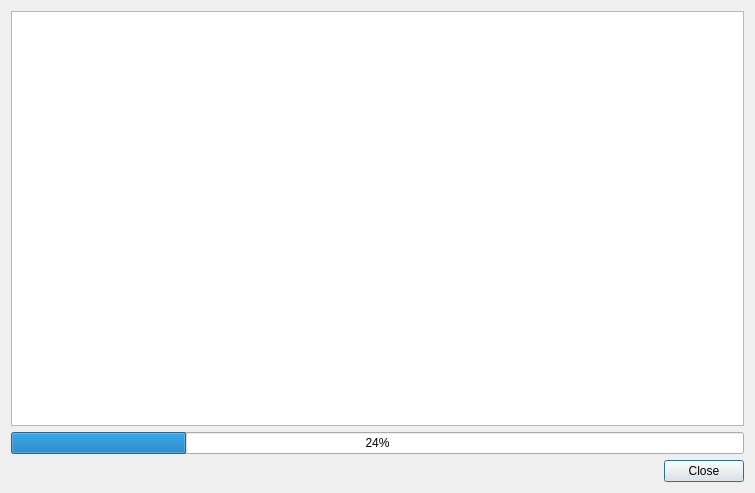
Before: the Qt Designer form GeoDanmarkChecker/ui/progressdialog.ui in gitter-badger/qgis-GeoDanmarkCheck, drawn with Qt 5.
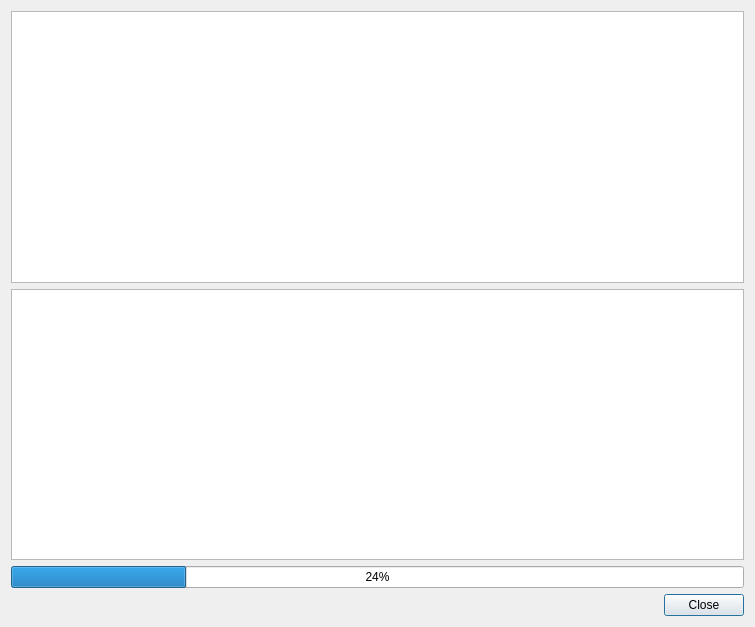
After: the same form once the commit is applied.

Commit message: Use QTableWidget for progressdialog

Patch:
```diff
--- a/GeoDanmarkChecker/ui/progressdialog.ui
+++ b/GeoDanmarkChecker/ui/progressdialog.ui
@@ -7,7 +7,7 @@
     <x>0</x>
     <y>0</y>
     <width>755</width>
-    <height>493</height>
+    <height>627</height>
    </rect>
   </property>
   <property name="windowTitle">
@@ -20,6 +20,9 @@
    <bool>true</bool>
   </property>
   <layout class="QVBoxLayout" name="verticalLayout">
+   <item>
+    <widget class="QTableWidget" name="tableWidget"/>
+   </item>
    <item>
     <widget class="QPlainTextEdit" name="output_text">
      <property name="undoRedoEnabled">
```
The commit also changes 1 other file.
